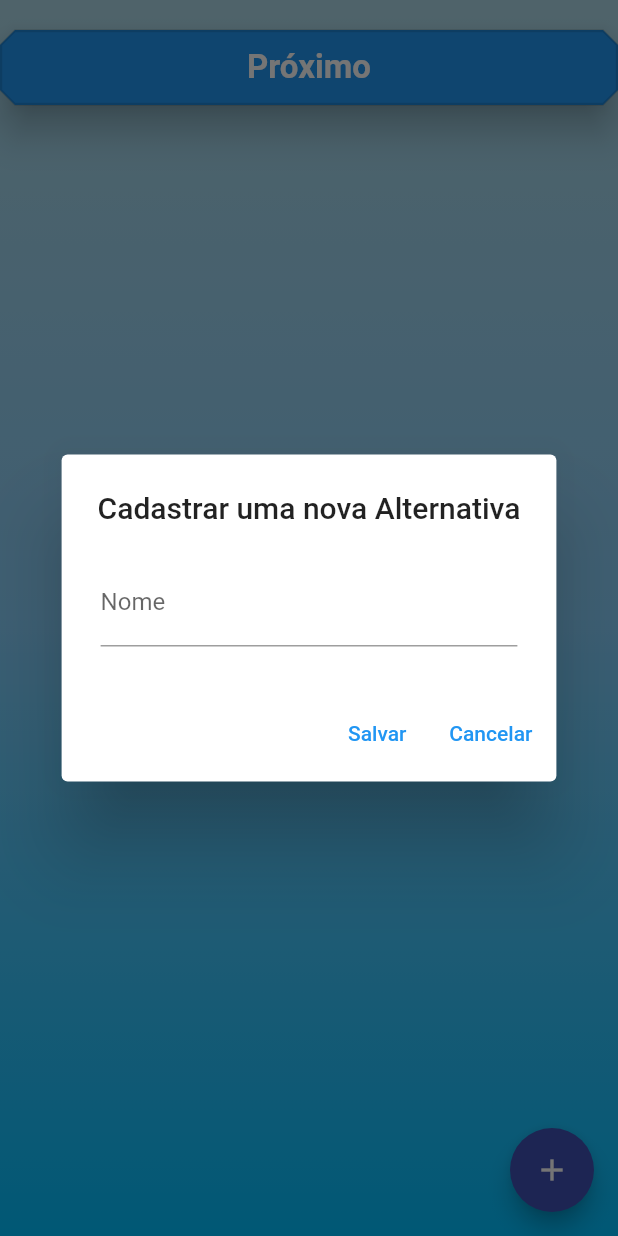
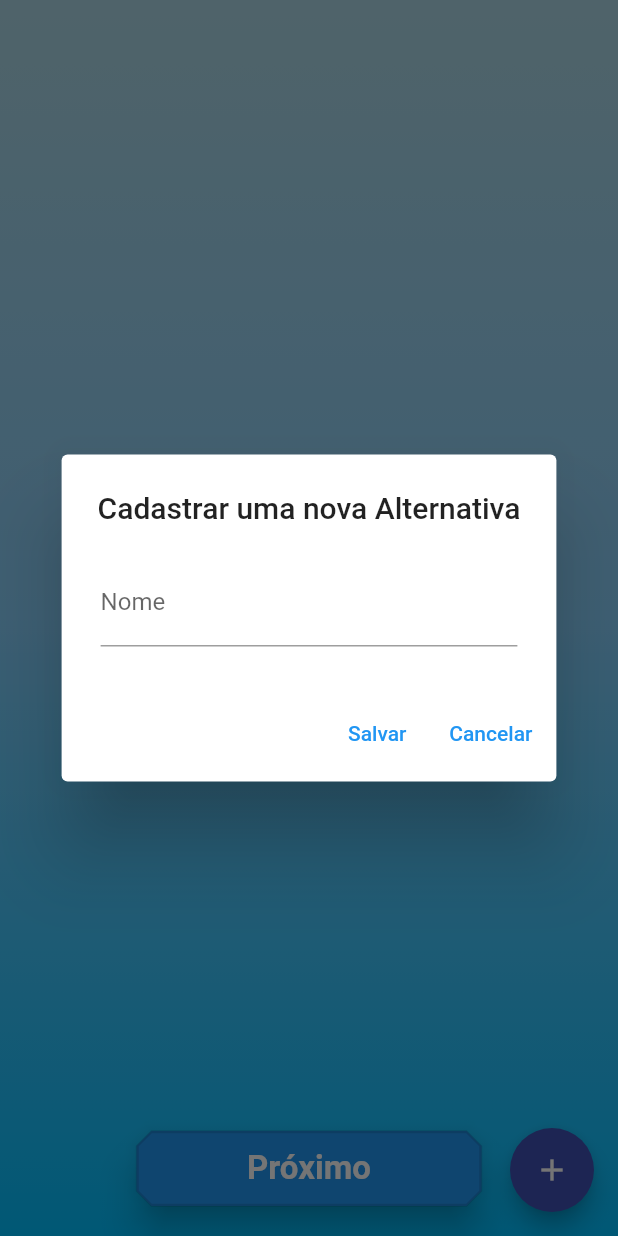
Before and after one commit to wesley-marcos/fetinTest, a Flutter app: the screen it shows after launch, after a tap on the "add" icon, on a phone screen of 412 x 824 dp. Run offline on Flutter 3.47's test engine with Material 2 defaults, Android fonts, the phone set to English and light mode, and no system bars; our stand-ins replace google_fonts; missing offline and left inert: dart:ffi.

Commit message:
Commit 22:57

```diff
--- a/lib/alternatives_input.dart
+++ b/lib/alternatives_input.dart
@@ -1,4 +1,5 @@
 import 'package:flutter/material.dart';
+import 'package:hash_test/basic_templates/app_text_styles.dart';
 import 'package:hash_test/components/alternative.dart';
 import 'package:hash_test/components/alternatives.dart';
 import 'package:hash_test/home.dart';
@@ -15,7 +16,12 @@ class InputAlternatives extends StatefulWidget {
 }
 
 class _InputAlternativesState extends State<InputAlternatives> {
-  @override
+  int i = 0;
+
+  void increment() {
+    i++;
+  }
+
   Widget build(BuildContext context) {
     return Scaffold(
       body: Consumer<Criteria>(
@@ -30,47 +36,68 @@ class _InputAlternativesState extends State<InputAlternatives> {
                 ],
                 begin: Alignment.bottomCenter,
                 end: Alignment.topCenter,
-                )),
-            child: ListView(
+              ),
+            ),
+            child: Column(
               children: [
+                Expanded(
+                  child: ListView.builder(
+                    itemCount: list.alternativeNames.length,
+                    itemBuilder: (context, index) {
+                      return Dismissible(
+                        key: UniqueKey(),
+                        background: Container(color: Colors.red),
+                        child: ListTile(
+                          title: Text(list.alternativeNames[index],
+                          style: AppTextStyles.heading40
+                          ),
+                        ),
+                        onDismissed: (direction) {
+                          list.remove(index);
+                        },
+                      );
+                    },
+                  ),
+                ),
                 SizedBox(height: 20,),
-
-                ElevatedButton(
+                Padding(
+                  padding: const EdgeInsets.only(bottom: 20.0, left: 8, right: 8),
+                  child: ElevatedButton(
                     style: ElevatedButton.styleFrom(
                       primary: Colors.blue,
-                      //splashFactory: NoSplash.splashFactory,
                       elevation: 10,
-                      fixedSize: Size(100, 50),
+                      fixedSize: Size(230, 50),
                       side: BorderSide(color: Colors.black12),
                       shape: BeveledRectangleBorder(
-                          borderRadius: BorderRadius.circular(10)
-                        //RoundedRectangleBorder
-                      )),
-                  onPressed: (){
+                        borderRadius: BorderRadius.circular(10),
+                      ),
+                    ),
+                    onPressed: () {
                       Navigator.push(
                         context,
-                        MaterialPageRoute(
-                            builder: (context) => Home()));
+                        MaterialPageRoute(builder: (context) => Home()),
+                      );
                     },
-
                     child: const Text(
                       "Próximo",
                       style: TextStyle(
                         fontSize: 22,
                         color: Colors.white,
-                        fontWeight: FontWeight.bold),
+                        fontWeight: FontWeight.bold,
+                      ),
+                    ),
                   ),
                 ),
               ],
-            )
+            ),
           );
         },
       ),
-
       floatingActionButton: FloatingActionButton(
         backgroundColor: Colors.indigo,
         onPressed: () {
           createInputAlt(context);
+          increment();
         },
         tooltip: 'Add Criterion',
         child: const Icon(Icons.add),
@@ -81,13 +108,10 @@ class _InputAlternativesState extends State<InputAlternatives> {
   void createInputAlt(context) {
     TextEditingController nomeInput = TextEditingController();
 
-    //Criteria listCriteria = Provider.of<Criteria>(context, listen: false);
-
     showDialog(
       context: context,
       builder: (BuildContext context) {
         return SizedBox(
-            //width: double.infinity,
           child: AlertDialog(
             scrollable: true,
             title: const Text('Cadastrar uma nova Alternativa'),
@@ -110,23 +134,27 @@ class _InputAlternativesState extends State<InputAlternatives> {
             ),
             actions: [
               Consumer<Criteria>(
-                  builder:
-                      (BuildContext context, Criteria list, Widget? widget) {
+                builder: (BuildContext context, Criteria list, Widget? widget) {
                   return TextButton(
                     child: const Text("Salvar"),
                     onPressed: () async {
-                          list.addName(nomeInput.text);
-                        });
+                      list.addName("${nomeInput.text}");
+                      Navigator.pop(context);
+                      print(list.alternativeNames);
+                    },
+                  );
                 },
               ),
               TextButton(
                 child: const Text("Cancelar"),
                 onPressed: () {
                   Navigator.pop(context);
-                    }),
+                },
+              ),
             ],
           ),
         );
-        });
+      },
+    );
   }
 }
--- a/lib/home.dart
+++ b/lib/home.dart
@@ -213,6 +213,7 @@ class _HomeState extends State<Home> {
                         ),
                       ),
                       const Padding(padding: EdgeInsets.all(5)),
+
                       TextFormField(
                         keyboardType: TextInputType.number,
                         controller: pesoInput,
@@ -222,7 +223,7 @@ class _HomeState extends State<Home> {
                       ),
                       const Padding(padding: EdgeInsets.all(5)),
                       SizedBox(height: 30,),
-                      //Text("${list.}"),
+                      Text("${listCriteria.alternativeNames[0]}"),
                       TextFormField(
                         keyboardType: TextInputType.name,
                         controller: nomeInput,
@@ -232,7 +233,7 @@ class _HomeState extends State<Home> {
                       ),
                       const Padding(padding: EdgeInsets.all(5)),
                       SizedBox(height: 30,),
-                      Text("Alternativa 2"),
+                      Text("${listCriteria.alternativeNames[1]}"),
                       TextFormField(
                         keyboardType: TextInputType.name,
                         controller: nomeInput,
```
Lines whose indentation alone changed are shown as unchanged.
